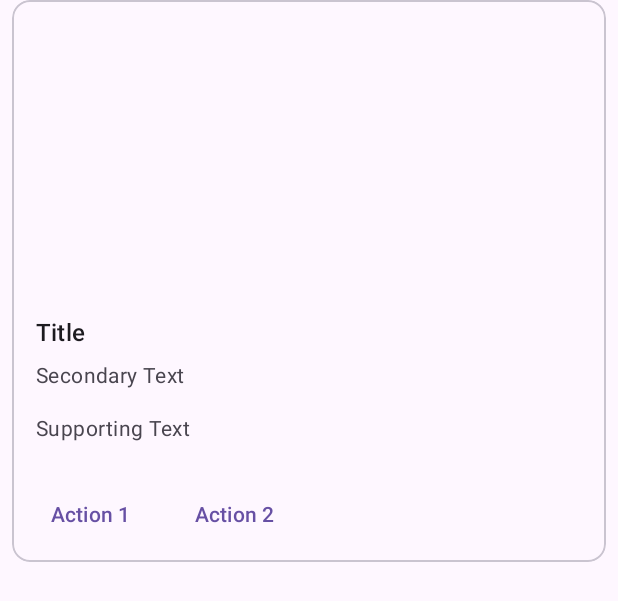
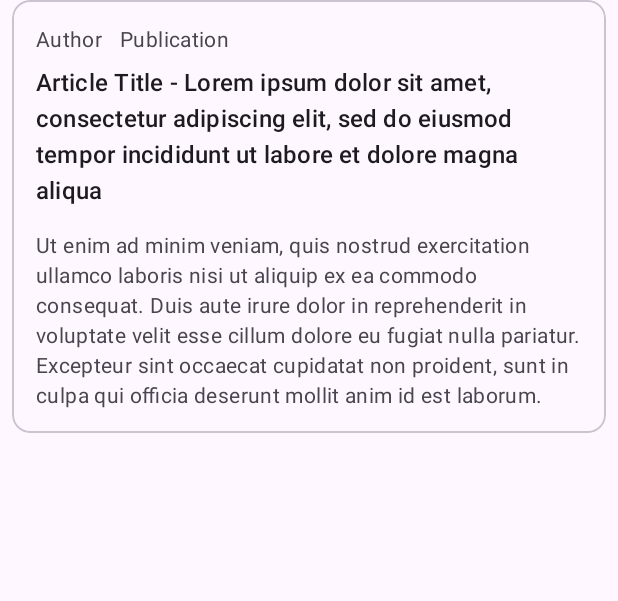
Before and after one commit to tpedelose/msco-ap_final-project, an Android app: the layout feed_item.xml on its own in the app's theme, with its tools: preview values and no code run, on a phone screen of 412 x 824 dp. Shown: the top 601 px of the screen. Run offline under Robolectric (Android 15) with nearby library versions, the phone set to English and light mode, and no system bars.

Commit message:
Layout on article and feed item

```diff
--- a/app/src/main/res/layout/activity_article.xml
+++ b/app/src/main/res/layout/activity_article.xml
@@ -14,6 +14,7 @@
             android:layout_width="match_parent"
             android:layout_height="match_parent"
             android:orientation="vertical"
+            android:paddingBottom="?attr/actionBarSize"
             >
 
             <include layout="@layout/article_header"
--- a/app/src/main/res/layout/feed_item.xml
+++ b/app/src/main/res/layout/feed_item.xml
@@ -1,16 +1,15 @@
 <?xml version="1.0" encoding="utf-8"?>
-<androidx.constraintlayout.widget.ConstraintLayout
-    xmlns:android="http://schemas.android.com/apk/res/android"
+<androidx.constraintlayout.widget.ConstraintLayout xmlns:android="http://schemas.android.com/apk/res/android"
     xmlns:tools="http://schemas.android.com/tools"
     android:layout_width="match_parent"
-    android:layout_height="wrap_content" >
+    android:layout_height="wrap_content"
+    xmlns:app="http://schemas.android.com/apk/res-auto">
 
     <com.google.android.material.card.MaterialCardView
         android:id="@+id/card"
         android:layout_width="match_parent"
         android:layout_height="wrap_content"
-        android:layout_margin="8dp"
-        tools:ignore="MissingConstraints">
+        android:layout_margin="8dp">
 
         <LinearLayout
             android:layout_width="match_parent"
@@ -18,63 +17,57 @@
             android:orientation="vertical">
 
             <!-- Media -->
-            <ImageView
-                android:layout_width="match_parent"
-                android:layout_height="194dp"
-                android:scaleType="centerCrop"
-                />
-
             <LinearLayout
                 android:layout_width="match_parent"
                 android:layout_height="wrap_content"
                 android:orientation="vertical"
                 android:padding="16dp">
 
-                <!-- Title, secondary and supporting text -->
+                <!-- Title, secondary, and supporting text -->
+                <androidx.constraintlayout.widget.ConstraintLayout
+                    android:layout_width="wrap_content"
+                    android:layout_height="wrap_content"
+                    android:layout_marginBottom="8dp">
+
+                    <TextView
+                        android:id="@+id/author"
+                        android:layout_width="wrap_content"
+                        android:layout_height="wrap_content"
+                        android:text="Author"
+                        android:textAppearance="?attr/textAppearanceBodyMedium"
+                        android:textColor="?android:attr/textColorSecondary"
+                        android:layout_marginEnd="12dp"
+                        />
+
+                    <TextView
+                        android:layout_width="wrap_content"
+                        android:layout_height="wrap_content"
+                        android:text="Publication"
+                        android:textAppearance="?attr/textAppearanceBodyMedium"
+                        android:textColor="?android:attr/textColorSecondary"
+                        app:layout_constraintStart_toEndOf="@+id/author"
+                        android:layout_marginStart="12dp"
+                        />
+
+                </androidx.constraintlayout.widget.ConstraintLayout>
+
                 <TextView
                     android:layout_width="wrap_content"
                     android:layout_height="wrap_content"
-                    android:text="Title"
+                    android:text="Article Title - Lorem ipsum dolor sit amet, consectetur adipiscing elit, sed do eiusmod tempor incididunt ut labore et dolore magna aliqua "
                     android:textAppearance="?attr/textAppearanceTitleMedium"
                     />
-                <TextView
-                    android:layout_width="wrap_content"
-                    android:layout_height="wrap_content"
-                    android:layout_marginTop="8dp"
-                    android:text="Secondary Text"
-                    android:textAppearance="?attr/textAppearanceBodyMedium"
-                    android:textColor="?android:attr/textColorSecondary"
-                    />
+
                 <TextView
                     android:layout_width="wrap_content"
                     android:layout_height="wrap_content"
                     android:layout_marginTop="16dp"
-                    android:text="Supporting Text"
+                    android:text="Ut enim ad minim veniam, quis nostrud exercitation ullamco laboris nisi ut aliquip ex ea commodo consequat. Duis aute irure dolor in reprehenderit in voluptate velit esse cillum dolore eu fugiat nulla pariatur. Excepteur sint occaecat cupidatat non proident, sunt in culpa qui officia deserunt mollit anim id est laborum."
                     android:textAppearance="?attr/textAppearanceBodyMedium"
                     android:textColor="?android:attr/textColorSecondary"
+                    android:ellipsize="start"
                     />
 
-            </LinearLayout>
-
-            <!-- Buttons -->
-            <LinearLayout
-                android:layout_width="wrap_content"
-                android:layout_height="wrap_content"
-                android:layout_margin="8dp"
-                android:orientation="horizontal">
-                <com.google.android.material.button.MaterialButton
-                    android:layout_width="wrap_content"
-                    android:layout_height="wrap_content"
-                    android:layout_marginEnd="8dp"
-                    android:text="Action 1"
-                    style="?attr/borderlessButtonStyle"
-                    />
-                <com.google.android.material.button.MaterialButton
-                    android:layout_width="wrap_content"
-                    android:layout_height="wrap_content"
-                    android:text="Action 2"
-                    style="?attr/borderlessButtonStyle"
-                    />
             </LinearLayout>
 
         </LinearLayout>
```
